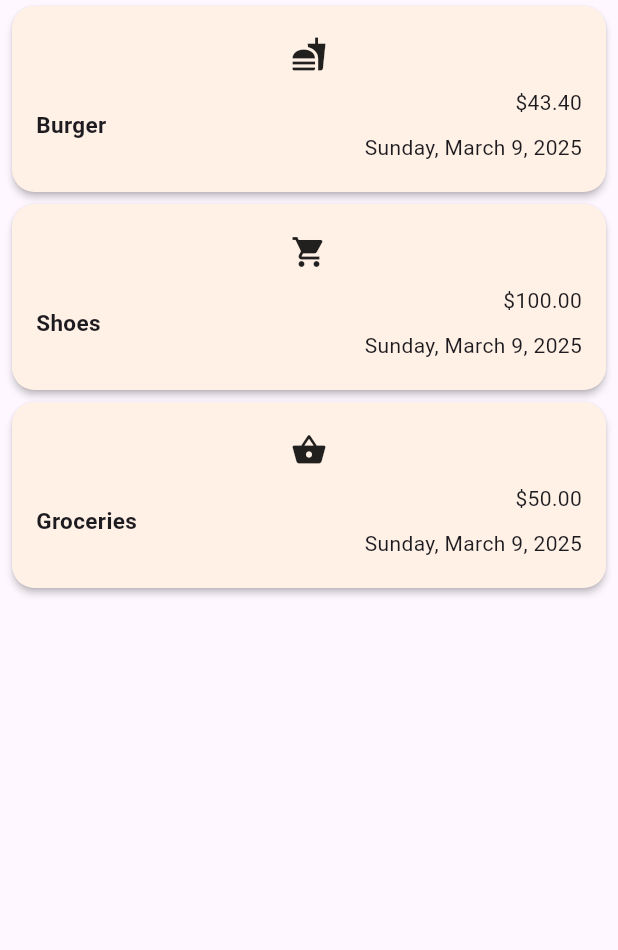
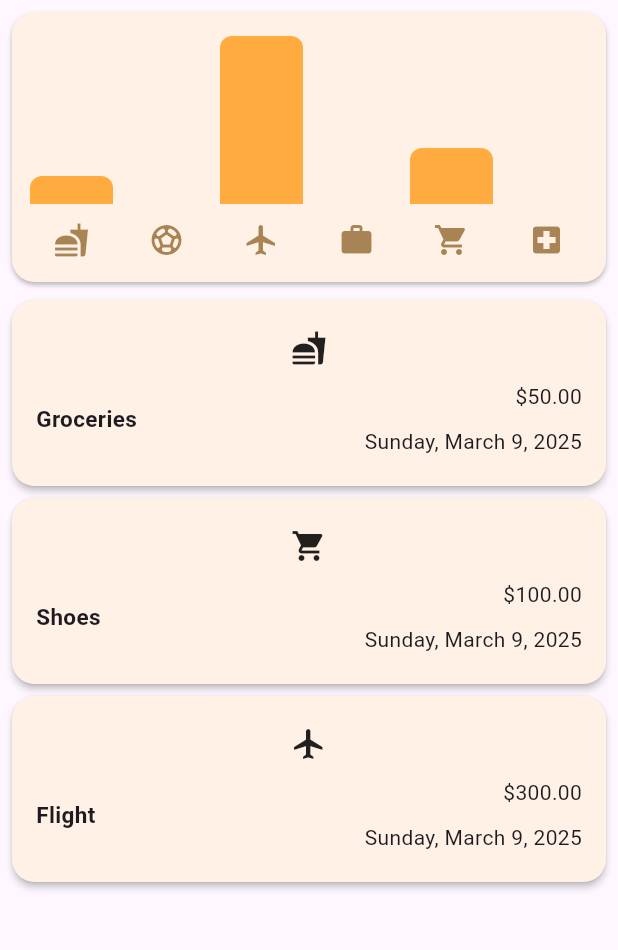
Before and after one commit to NavidZamanKhan/Expense-Tracker-App, a Flutter app: the screen it shows after launch, on a phone screen of 412 x 824 dp, the part 84-1034 px from its top. Run offline on Flutter 3.47's test engine with Material 3 defaults, Android fonts, the phone set to English and light mode, and no system bars; our stand-ins replace google_fonts.

Commit message:
added chart

```diff
--- a/lib/main.dart
+++ b/lib/main.dart
@@ -57,7 +57,17 @@ void main() {
             color: Colors.white,
           ),
         ),
+
+        ///inputDecorationTheme
+        inputDecorationTheme: InputDecorationTheme(
+          border: OutlineInputBorder(
+            borderRadius: BorderRadius.circular(10),
+            gapPadding: 4,
+          ),
+        ),
       ),
+
+      ///theme
       theme: ThemeData().copyWith(
         ///colorScheme
         colorScheme: kColorScheme,
@@ -79,6 +89,8 @@ void main() {
         filledButtonTheme: FilledButtonThemeData(
           style: FilledButton.styleFrom(
             elevation: 2,
+            backgroundColor: kColorScheme.primaryContainer,
+            foregroundColor: kColorScheme.onPrimaryContainer,
             shape: RoundedRectangleBorder(
               borderRadius: BorderRadius.circular(15),
             ),
@@ -110,7 +122,7 @@ void main() {
           ),
         ),
       ),
-      themeMode: ThemeMode.system,
+      themeMode: ThemeMode.light,
       home: Expenses(),
     ),
   );
--- a/lib/models/expense.dart
+++ b/lib/models/expense.dart
@@ -6,80 +6,15 @@ final formatter = DateFormat.yMMMMEEEEd();
 
 const uuid = Uuid();
 
-enum Category {
-  beverages,
-  bills,
-  childcare,
-  clothing,
-  dining,
-  donations,
-  education,
-  electronics,
-  entertainment,
-  fitness,
-  food,
-  gifts,
-  groceries,
-  health,
-  hobbies,
-  insurance,
-  investments,
-  laundry,
-  leisure,
-  maintenance,
-  medical,
-  mortgage,
-  personalCare,
-  pets,
-  phone,
-  rent,
-  savings,
-  shopping,
-  software,
-  subscriptions,
-  taxes,
-  transportation,
-  travel,
-  utilities,
-  work,
-}
+enum Category { food, travel, leisure, work, shopping, healthcare }
 
 final categoryIcons = {
-  Category.beverages: Icons.local_drink,
-  Category.bills: Icons.receipt,
-  Category.childcare: Icons.child_care,
-  Category.clothing: Icons.checkroom,
-  Category.dining: Icons.restaurant,
-  Category.donations: Icons.favorite,
-  Category.education: Icons.school,
-  Category.electronics: Icons.electrical_services,
-  Category.entertainment: Icons.movie,
-  Category.fitness: Icons.fitness_center,
   Category.food: Icons.fastfood,
-  Category.gifts: Icons.card_giftcard,
-  Category.groceries: Icons.shopping_basket,
-  Category.health: Icons.local_hospital,
-  Category.hobbies: Icons.palette,
-  Category.insurance: Icons.security,
-  Category.investments: Icons.trending_up,
-  Category.laundry: Icons.local_laundry_service,
+  Category.travel: Icons.flight,
   Category.leisure: Icons.sports_soccer_rounded,
-  Category.maintenance: Icons.build,
-  Category.medical: Icons.medical_services,
-  Category.mortgage: Icons.house,
-  Category.personalCare: Icons.face,
-  Category.pets: Icons.pets,
-  Category.phone: Icons.phone,
-  Category.rent: Icons.home_filled,
-  Category.savings: Icons.account_balance,
+  Category.work: Icons.work,
   Category.shopping: Icons.shopping_cart,
-  Category.software: Icons.computer,
-  Category.subscriptions: Icons.subscriptions,
-  Category.taxes: Icons.attach_money,
-  Category.transportation: Icons.directions_bus,
-  Category.travel: Icons.flight,
-  Category.utilities: Icons.lightbulb,
-  Category.work: Icons.work,
+  Category.healthcare: Icons.local_hospital,
 };
 
 class Expense {
@@ -100,3 +35,23 @@ class Expense {
     required this.category,
   }) : id = uuid.v4();
 }
+
+class ExpenseBucket {
+  const ExpenseBucket({required this.category, required this.expenses});
+
+  ExpenseBucket.forCategory(List<Expense> allExpenses, this.category)
+    : expenses =
+          allExpenses.where((expense) => expense.category == category).toList();
+
+  final Category category;
+  final List<Expense> expenses;
+
+  double get totalExpenses {
+    double sum = 0;
+
+    for (final expense in expenses) {
+      sum += expense.amount;
+    }
+    return sum;
+  }
+}
--- a/lib/theme/theme_color.dart
+++ b/lib/theme/theme_color.dart
@@ -1,4 +1,3 @@
 import 'package:flutter/material.dart';
 
-final appColor = Colors.orangeAccent;
-final errorColor = Colors.red;
+final appColor = const Color.fromRGBO(255, 171, 64, 1);
--- /dev/null
+++ b/lib/widget/chart/chart.dart
@@ -0,0 +1,102 @@
+import 'package:flutter/material.dart';
+import 'package:expense_tracker/widget/chart/chart_bar.dart';
+import 'package:expense_tracker/models/expense.dart';
+
+class Chart extends StatelessWidget {
+  const Chart({super.key, required this.expenses});
+
+  final List<Expense> expenses;
+
+  List<ExpenseBucket> get buckets {
+    return [
+      ExpenseBucket.forCategory(expenses, Category.food),
+      ExpenseBucket.forCategory(expenses, Category.leisure),
+      ExpenseBucket.forCategory(expenses, Category.travel),
+      ExpenseBucket.forCategory(expenses, Category.work),
+      ExpenseBucket.forCategory(expenses, Category.shopping),
+      ExpenseBucket.forCategory(expenses, Category.healthcare),
+    ];
+  }
+
+  double get maxTotalExpense {
+    double maxTotalExpense = 0;
+
+    for (final bucket in buckets) {
+      if (bucket.totalExpenses > maxTotalExpense) {
+        maxTotalExpense = bucket.totalExpenses;
+      }
+    }
+
+    return maxTotalExpense;
+  }
+
+  @override
+  Widget build(BuildContext context) {
+    final isDarkMode =
+        MediaQuery.of(context).platformBrightness == Brightness.dark;
+    return Container(
+      margin: const EdgeInsets.all(8),
+      padding: const EdgeInsets.symmetric(vertical: 16, horizontal: 8),
+      width: double.infinity,
+      height: 180,
+      decoration: BoxDecoration(
+        borderRadius: BorderRadius.circular(15),
+        boxShadow: [
+          BoxShadow(color: Colors.black26, blurRadius: 2, offset: Offset(0, 2)),
+        ],
+        // gradient: LinearGradient(
+        //   colors: [
+        //     Theme.of(context).colorScheme.primaryContainer.withOpacity(0.8),
+        //     Theme.of(context).colorScheme.primaryContainer.withOpacity(0.8),
+        //   ],
+        //   begin: Alignment.bottomCenter,
+        //   end: Alignment.topCenter,
+        // ),
+        color:
+            isDarkMode
+                ? Theme.of(context).colorScheme.surfaceContainerLow
+                : Theme.of(context).colorScheme.surfaceContainerLow,
+      ),
+      child: Column(
+        children: [
+          Expanded(
+            child: Row(
+              crossAxisAlignment: CrossAxisAlignment.end,
+              children: [
+                for (final bucket in buckets) // alternative to map()
+                  ChartBar(
+                    fill:
+                        bucket.totalExpenses == 0
+                            ? 0
+                            : bucket.totalExpenses / maxTotalExpense,
+                  ),
+              ],
+            ),
+          ),
+          const SizedBox(height: 12),
+          Row(
+            children:
+                buckets
+                    .map(
+                      (bucket) => Expanded(
+                        child: Padding(
+                          padding: const EdgeInsets.symmetric(horizontal: 4),
+                          child: Icon(
+                            categoryIcons[bucket.category],
+                            color:
+                                isDarkMode
+                                    ? Theme.of(context).colorScheme.secondary
+                                    : Theme.of(
+                                      context,
+                                    ).colorScheme.primary.withOpacity(0.7),
+                          ),
+                        ),
+                      ),
+                    )
+                    .toList(),
+          ),
+        ],
+      ),
+    );
+  }
+}
--- /dev/null
+++ b/lib/widget/chart/chart_bar.dart
@@ -0,0 +1,32 @@
+import 'package:flutter/material.dart';
+
+class ChartBar extends StatelessWidget {
+  const ChartBar({super.key, required this.fill});
+
+  final double fill;
+
+  @override
+  Widget build(BuildContext context) {
+    // final isDarkMode =
+    //     MediaQuery.of(context).platformBrightness == Brightness.dark;
+    return Expanded(
+      child: Padding(
+        padding: const EdgeInsets.symmetric(horizontal: 4),
+        child: FractionallySizedBox(
+          heightFactor: fill,
+          child: DecoratedBox(
+            decoration: BoxDecoration(
+              shape: BoxShape.rectangle,
+              borderRadius: const BorderRadius.vertical(
+                top: Radius.circular(8),
+              ),
+              color: Colors.orangeAccent,
+              // ? Theme.of(context).colorScheme.secondary
+              // : Theme.of(context).colorScheme.primary.withOpacity(0.65),
+            ),
+          ),
+        ),
+      ),
+    );
+  }
+}
--- a/lib/widget/expenses.dart
+++ b/lib/widget/expenses.dart
@@ -1,7 +1,8 @@
 import 'package:expense_tracker/models/expense.dart';
 import 'package:expense_tracker/theme/theme_color.dart';
+import 'package:expense_tracker/widget/chart/chart.dart';
 import 'package:expense_tracker/widget/expenses_list/expenses_list.dart';
-import 'package:expense_tracker/widget/new_expense.dart';
+import 'package:expense_tracker/widget/new_expense_form.dart';
 import 'package:flutter/material.dart';
 
 class Expenses extends StatefulWidget {
@@ -16,8 +17,8 @@ class Expenses extends StatefulWidget {
 class _ExpensesState extends State<Expenses> {
   final List<Expense> _registeredExpenses = [
     Expense(
-      title: "Burger",
-      amount: 43.4,
+      title: "Groceries",
+      amount: 50.0,
       date: DateTime.now(),
       category: Category.food,
     ),
@@ -28,10 +29,10 @@ class _ExpensesState extends State<Expenses> {
       category: Category.shopping,
     ),
     Expense(
-      title: "Groceries",
-      amount: 50.0,
+      title: "Flight",
+      amount: 300.0,
       date: DateTime.now(),
-      category: Category.groceries,
+      category: Category.travel,
     ),
   ];
 
@@ -102,7 +103,12 @@ class _ExpensesState extends State<Expenses> {
           ),
         ],
       ),
-      body: Column(children: [Expanded(child: mainContent)]),
+      body: Column(
+        children: [
+          Chart(expenses: _registeredExpenses),
+          Expanded(child: mainContent),
+        ],
+      ),
     );
   }
 }
--- a/lib/widget/new_expense.dart
+++ b/lib/widget/new_expense_form.dart
@@ -102,14 +102,14 @@ class _NewExpenseState extends State<NewExpense> {
   @override
   Widget build(context) {
     return Padding(
-      padding: EdgeInsets.fromLTRB(8, 48, 8, 16),
+      padding: EdgeInsets.fromLTRB(8, 48, 8, 32),
       child: Column(
         children: [
           Container(
             decoration: BoxDecoration(
-              border: Border.all(color: Colors.white),
+              border: Border.all(color: const Color.fromARGB(0, 255, 255, 255)),
               borderRadius: BorderRadius.circular(15),
-              color: Colors.white,
+              color: const Color.fromARGB(255, 255, 255, 255),
               boxShadow: const [
                 BoxShadow(
                   color: Colors.black26,
@@ -183,7 +183,7 @@ class _NewExpenseState extends State<NewExpense> {
                               _selectedCategory = value;
                             }),
                       ),
-                      const SizedBox(width: 12),
+
                       Expanded(
                         child: Row(
                           mainAxisAlignment: MainAxisAlignment.end,
@@ -195,8 +195,6 @@ class _NewExpenseState extends State<NewExpense> {
                                   : formatter.format(_selectedDate!),
                               style: const TextStyle(color: Colors.black),
                             ),
-
-                            ///IconButton
                             IconButton(
                               onPressed: _presentDatePicker,
                               icon: const Icon(Icons.calendar_month_rounded),
@@ -206,6 +204,7 @@ class _NewExpenseState extends State<NewExpense> {
                       ),
                     ],
                   ),
+                  SizedBox(height: 8),
                 ],
               ),
             ),
```
